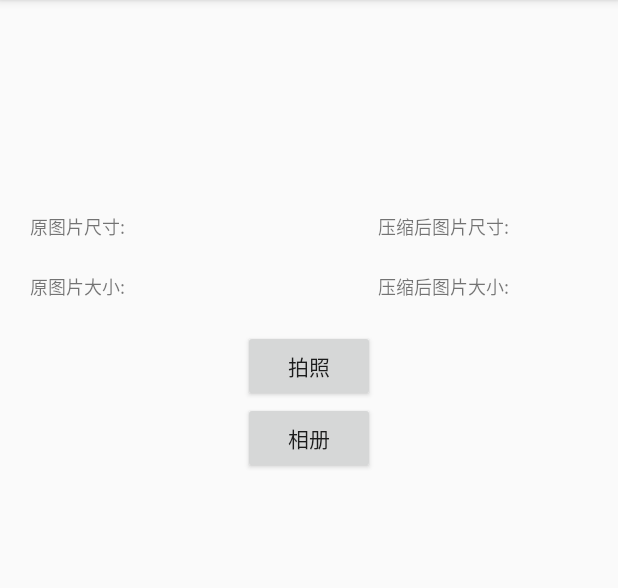
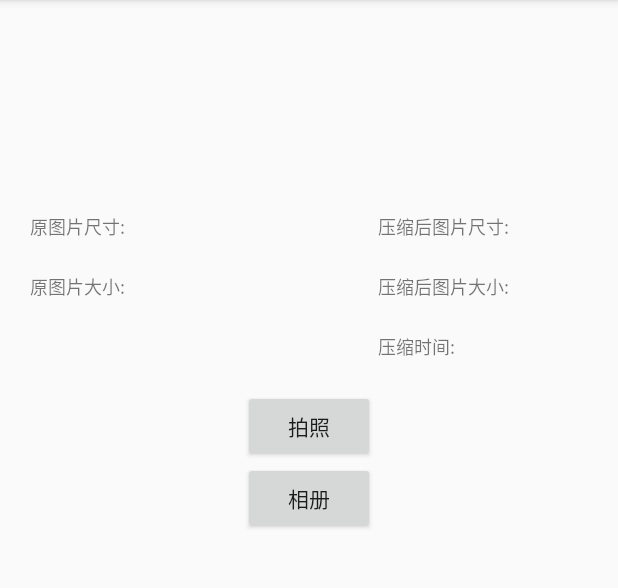
Before and after one commit to VincentStory/CompressImage, an Android app: the screen it shows after launch (MainActivity), on a phone screen of 412 x 824 dp, the part 84-672 px from its top. Run offline under Robolectric (Android 15) with nearby library versions, the phone set to English and light mode, and no system bars.

Commit message:
添加压缩耗时时间记录

```diff
--- a/app/src/main/java/com/netease/image/compress/MainActivity.java
+++ b/app/src/main/java/com/netease/image/compress/MainActivity.java
@@ -46,7 +46,7 @@ public class MainActivity extends AppCompatActivity {
 
     private ImageView image1;
     private ImageView image2;
-    private TextView tv1, tv2, tv3, tv4;
+    private TextView tv1, tv2, tv3, tv4,tv5;
     private String mPath1, mPath2;
 
     @Override
@@ -72,6 +72,7 @@ public class MainActivity extends AppCompatActivity {
         tv2 = findViewById(R.id.tv2);
         tv3 = findViewById(R.id.tv3);
         tv4 = findViewById(R.id.tv4);
+        tv5 = findViewById(R.id.tv5);
 
         image1.setOnClickListener(l -> {
             Intent intent = new Intent(MainActivity.this, ImageActivity.class);
@@ -148,9 +149,13 @@ public class MainActivity extends AppCompatActivity {
                 mPath1 = UriParseUtils.getPath(this, uri);
                 getString(mPath1, 1);
 
+
+                long startTime=System.currentTimeMillis();
                 // 压缩（集合？单张）
                 preCompress(mPath1);
+                long stopTime=System.currentTimeMillis();
 
+                tv5.setText("压缩时间："+(stopTime-startTime)+"ms");
 
             }
         }
--- a/app/src/main/res/layout/activity_main.xml
+++ b/app/src/main/res/layout/activity_main.xml
@@ -58,6 +58,16 @@
             android:layout_marginTop="22dp"
             android:text="压缩后图片大小:"
             android:textSize="12sp" />
+
+        <TextView
+            android:id="@+id/tv5"
+            android:layout_width="wrap_content"
+            android:layout_height="wrap_content"
+            android:layout_below="@+id/tv4"
+            android:layout_alignLeft="@+id/tv4"
+            android:layout_marginTop="22dp"
+            android:text="压缩时间:"
+            android:textSize="12sp" />
     </RelativeLayout>
 
 
```
